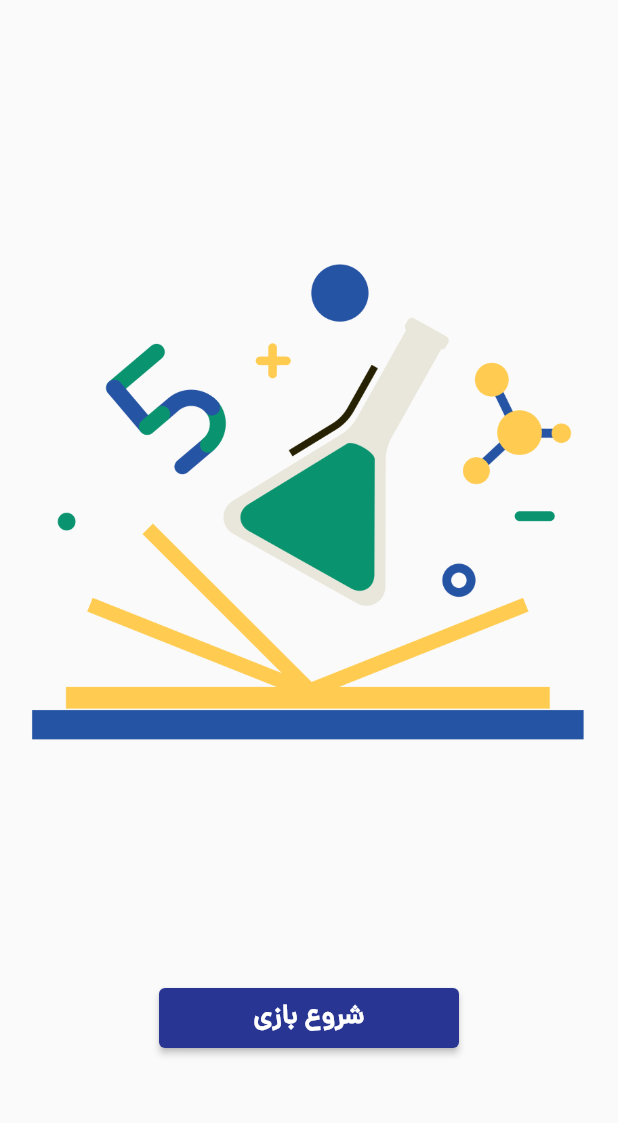
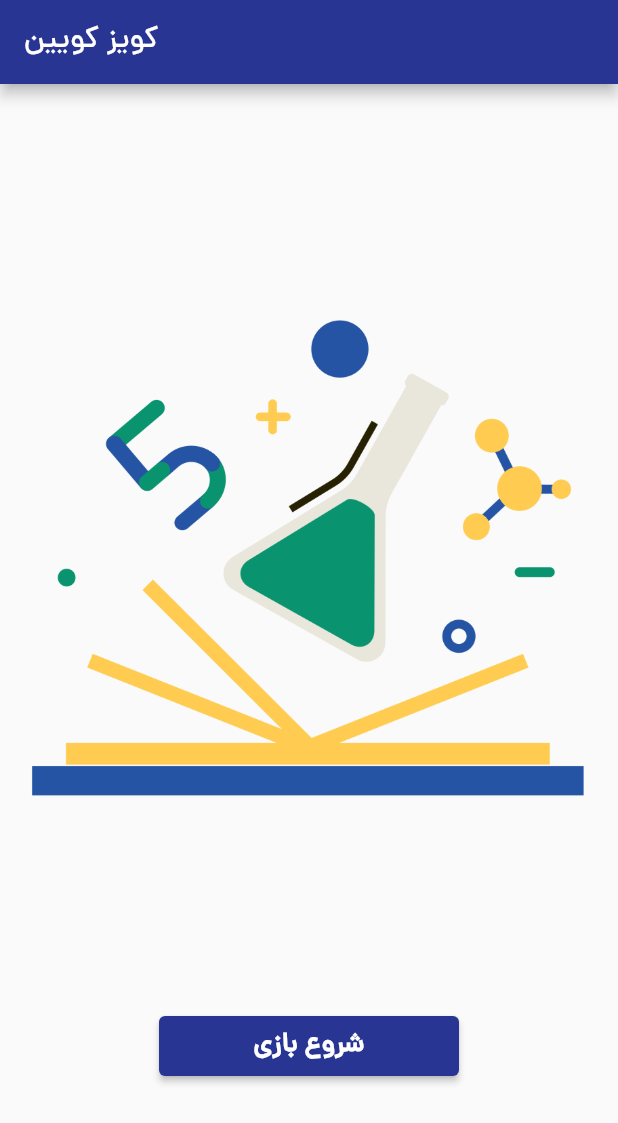
Before and after one commit to Dr-Pday/quiz_app, a Flutter app: the HomeScreen screen opened directly, on a phone screen of 412 x 824 dp. Shown: the top 1123 px of the screen. Run offline on Flutter 3.47's test engine with Material 2 defaults, Android fonts, the phone set to English and light mode, and no system bars.

Commit message:
code base update

```diff
--- a/lib/home_screen.dart
+++ b/lib/home_screen.dart
@@ -5,7 +5,12 @@ class HomeScreen extends StatelessWidget {
 
   @override
   Widget build(BuildContext context) {
-    return SafeArea(
+    return Scaffold(
+      appBar: AppBar(
+        title: Text('کویز کویین'),
+        backgroundColor: Colors.indigo[800],
+      ),
+      body: SafeArea(
         child: Column(
           mainAxisAlignment: MainAxisAlignment.spaceEvenly,
           children: [
@@ -26,6 +31,7 @@ class HomeScreen extends StatelessWidget {
             ),
           ],
         ),
+      ),
     );
   }
 }
```
Also changed, not shown: lib/main.dart (+1 -7 lines). Lines whose indentation alone changed are shown as unchanged.
